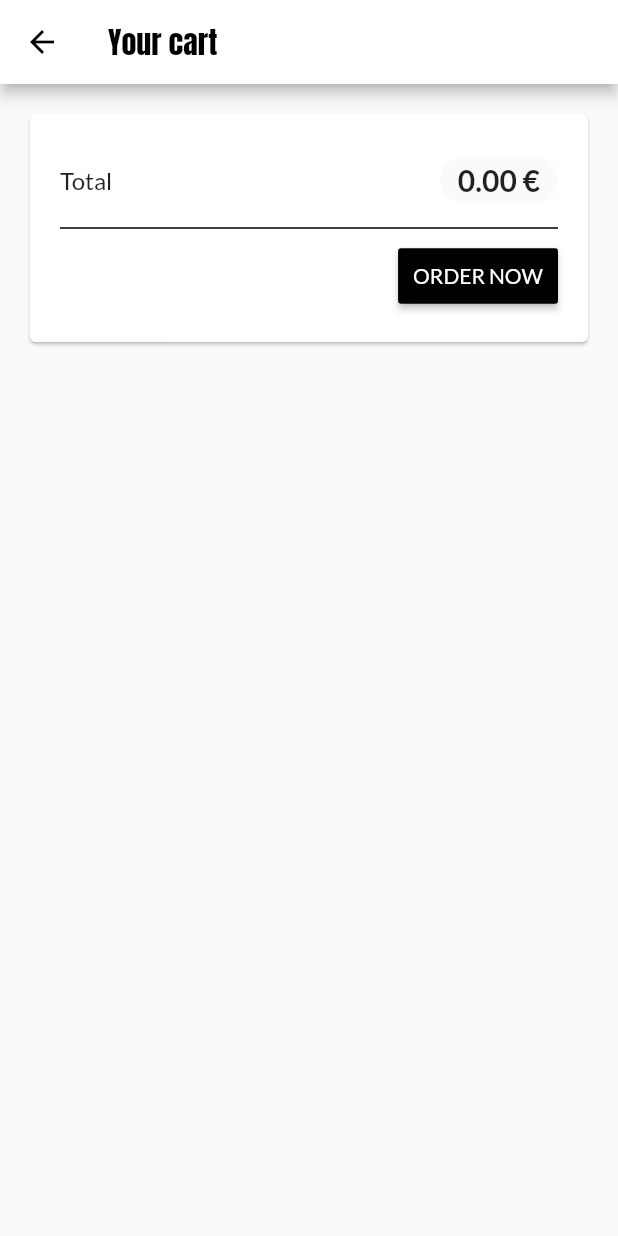
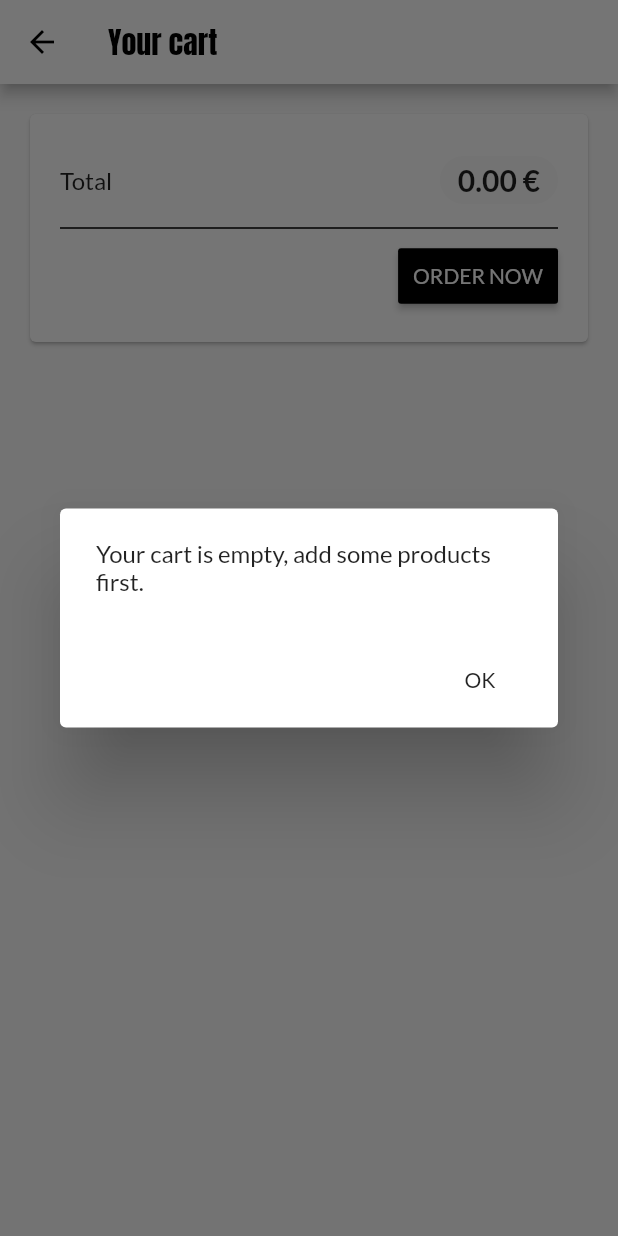
Before and after one commit to gkubiak92/mobileShop, a Flutter app: the CartScreen screen opened by its route, after a tap on "ORDER NOW", on a phone screen of 412 x 824 dp. Run offline on Flutter 3.47's test engine with Material 2 defaults, Android fonts, the phone set to English and light mode, and no system bars; our stand-ins replace badges.

Commit message:
Add alert dialogs to cart screen

```diff
--- a/lib/screens/cart_screen.dart
+++ b/lib/screens/cart_screen.dart
@@ -66,11 +66,41 @@ class CartScreen extends StatelessWidget {
                         color: Colors.black,
                         padding: EdgeInsets.all(10),
                         onPressed: () {
-                          order.addOrder(
-                            cart.items.values.toList(),
-                            cart.totalAmount,
-                          );
-                          cart.clear();
+                          if (cart.getItemsCount() > 0) {
+                            order.addOrder(
+                              cart.items.values.toList(),
+                              cart.totalAmount,
+                            );
+                            showDialog(
+                              context: context,
+                              builder: (_) => AlertDialog(
+                                content: Text('Thank you for your order'),
+                                actions: <Widget>[
+                                  FlatButton(
+                                    child: Text('OK'),
+                                    onPressed: () =>
+                                        Navigator.of(context).pop(),
+                                  )
+                                ],
+                              ),
+                            );
+                            cart.clear();
+                          } else {
+                            showDialog(
+                              context: context,
+                              builder: (_) => AlertDialog(
+                                content: Text(
+                                    'Your cart is empty, add some products first.'),
+                                actions: <Widget>[
+                                  FlatButton(
+                                    child: Text('OK'),
+                                    onPressed: () =>
+                                        Navigator.of(context).pop(),
+                                  )
+                                ],
+                              ),
+                            );
+                          }
                         },
                       )
                     ],
```
